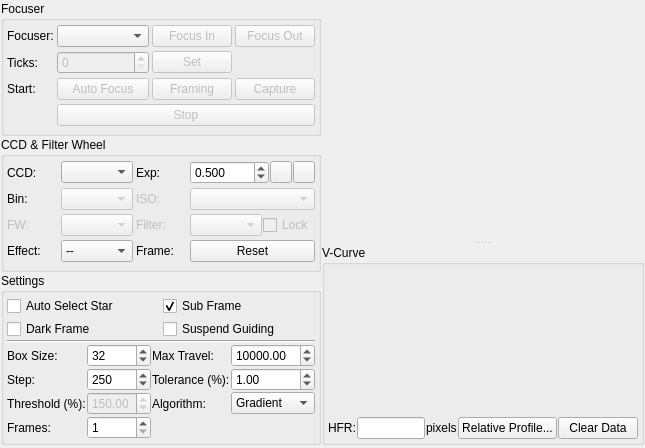
KDE/kstars, file kstars/ekos/focus/focus.ui: the form before one commit.
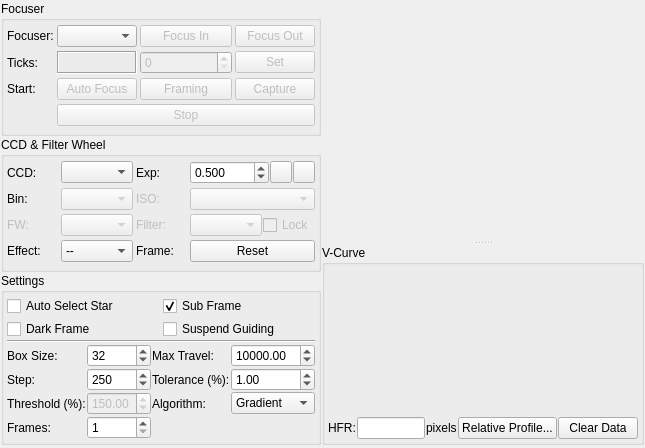
The form after the commit. Custom widgets are drawn as their Qt base class.

Commit message: Add label for absolute focus ticks

The edit to the form file:
```diff
--- a/kstars/ekos/focus/focus.ui
+++ b/kstars/ekos/focus/focus.ui
@@ -101,19 +101,6 @@
             </property>
            </widget>
           </item>
-          <item row="1" column="1">
-           <widget class="QSpinBox" name="absTicksSpin">
-            <property name="enabled">
-             <bool>false</bool>
-            </property>
-            <property name="sizePolicy">
-             <sizepolicy hsizetype="MinimumExpanding" vsizetype="Fixed">
-              <horstretch>0</horstretch>
-              <verstretch>0</verstretch>
-             </sizepolicy>
-            </property>
-           </widget>
-          </item>
           <item row="0" column="0">
            <widget class="QLabel" name="label_14">
             <property name="text">
@@ -121,16 +108,6 @@
             </property>
            </widget>
           </item>
-          <item row="1" column="2">
-           <widget class="QPushButton" name="setAbsTicksB">
-            <property name="enabled">
-             <bool>false</bool>
-            </property>
-            <property name="text">
-             <string>Set</string>
-            </property>
-           </widget>
-          </item>
           <item row="0" column="1">
            <widget class="QComboBox" name="focuserCombo"/>
           </item>
@@ -164,6 +141,42 @@
             </property>
            </widget>
           </item>
+          <item row="1" column="3">
+           <widget class="QPushButton" name="setAbsTicksB">
+            <property name="enabled">
+             <bool>false</bool>
+            </property>
+            <property name="text">
+             <string>Set</string>
+            </property>
+           </widget>
+          </item>
+          <item row="1" column="2">
+           <widget class="QSpinBox" name="absTicksSpin">
+            <property name="enabled">
+             <bool>false</bool>
+            </property>
+            <property name="sizePolicy">
+             <sizepolicy hsizetype="MinimumExpanding" vsizetype="Fixed">
+              <horstretch>0</horstretch>
+              <verstretch>0</verstretch>
+             </sizepolicy>
+            </property>
+           </widget>
+          </item>
+          <item row="1" column="1">
+           <widget class="QLabel" name="absTicksLabel">
+            <property name="frameShape">
+             <enum>QFrame::Box</enum>
+            </property>
+            <property name="frameShadow">
+             <enum>QFrame::Sunken</enum>
+            </property>
+            <property name="text">
+             <string/>
+            </property>
+           </widget>
+          </item>
          </layout>
         </widget>
        </item>
```
Left out of the diff: 2 changed lines with no effect on the pictures. The commit also changes 1 other file.
